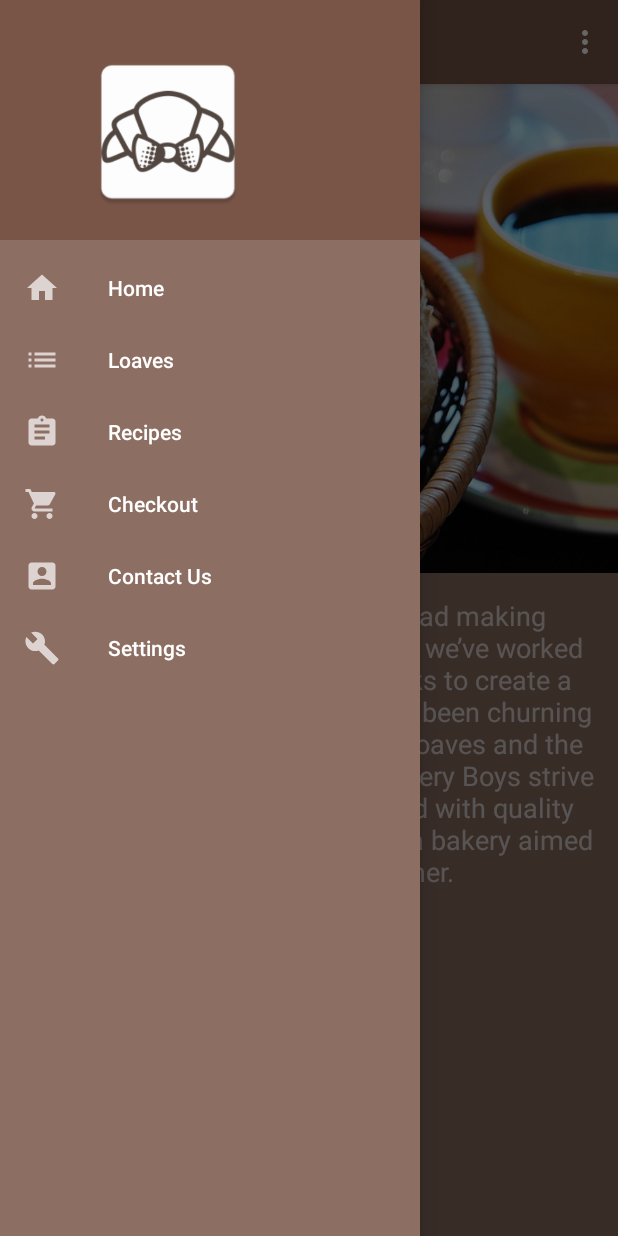
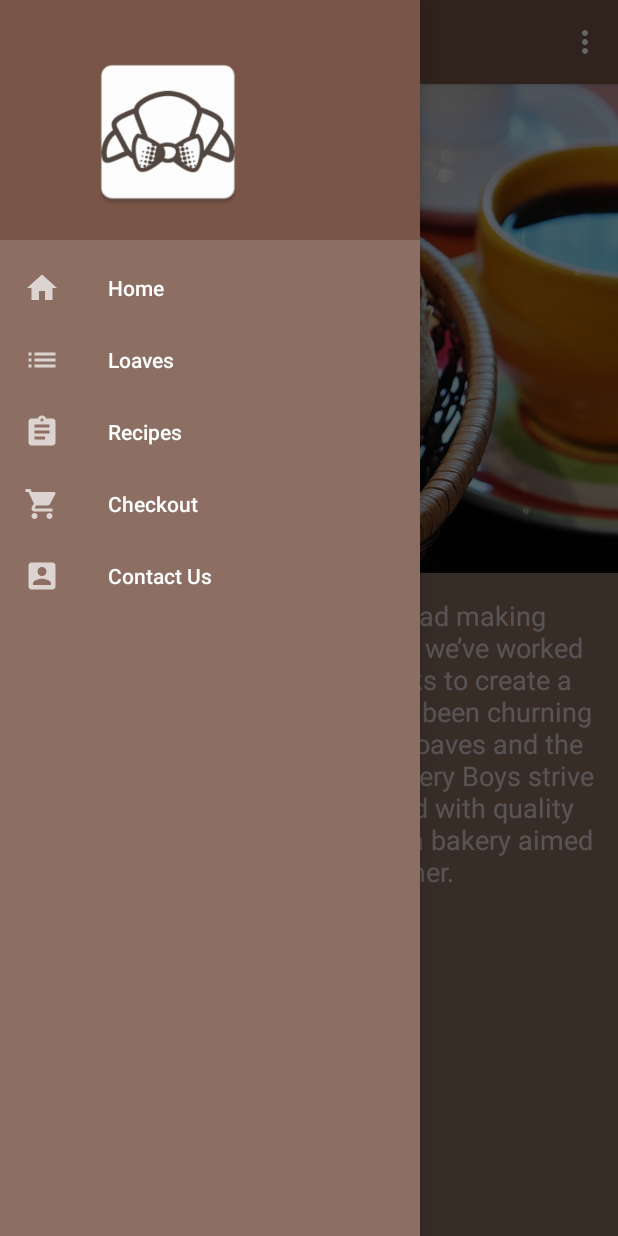
Before and after one commit to ColinLandry/ColinWill-BreadBoys, an Android app: the screen it shows after launch (MainActivity), with the side drawer open, on a phone screen of 412 x 824 dp. Run offline under Robolectric (Android 15) with nearby library versions, the phone set to English and light mode, and no system bars.

Commit message:
Moved settings button #47

```diff
--- a/app/src/main/res/menu/activity_main_drawer.xml
+++ b/app/src/main/res/menu/activity_main_drawer.xml
@@ -24,11 +24,6 @@
             android:icon="@drawable/ic_menu_contact"
             android:title="Contact Us" />
 
-        <item
-            android:id="@+id/nav_settings"
-            android:icon="@drawable/ic_menu_manage"
-            android:title="Settings" />
-
     </group>
 
 
```
Also changed, not shown: app/src/main/java/com/breadboys/willcolin/MainActivity.java (+4 -5 lines).
